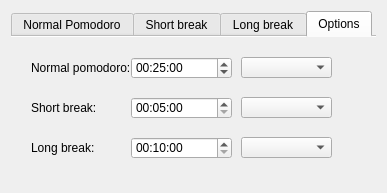
mare5x/pomodoro, file main_pomodoro.ui: the form before one commit.
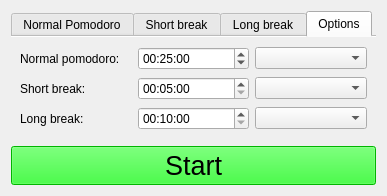
The form after the commit. The open tabs and pages were chosen to show the change.

Commit message: Changes to UI and decided to use QTime.

```diff
--- a/main_pomodoro.ui
+++ b/main_pomodoro.ui
@@ -10,14 +10,14 @@
     <x>0</x>
     <y>0</y>
     <width>350</width>
-    <height>193</height>
+    <height>174</height>
    </rect>
   </property>
   <property name="windowTitle">
    <string>Simple Pomodoro</string>
   </property>
-  <layout class="QGridLayout" name="gridLayout">
-   <item row="1" column="0">
+  <layout class="QVBoxLayout" name="verticalLayout">
+   <item>
     <widget class="QTabWidget" name="tabWidget">
      <property name="currentIndex">
       <number>0</number>
@@ -42,7 +42,7 @@
        <string>Normal Pomodoro</string>
       </attribute>
       <layout class="QGridLayout" name="gridLayout_2">
-       <item row="0" column="0">
+       <item row="0" column="0" rowspan="2">
         <widget class="QLabel" name="timerNormLabel">
          <property name="font">
           <font>
@@ -66,28 +66,6 @@
          </property>
         </widget>
        </item>
-       <item row="2" column="0">
-        <widget class="QPushButton" name="toggleNormButton">
-         <property name="font">
-          <font>
-           <pointsize>21</pointsize>
-           <weight>50</weight>
-           <bold>false</bold>
-           <kerning>true</kerning>
-          </font>
-         </property>
-         <property name="styleSheet">
-          <string notr="true">
-background-color: rgb(0, 255, 0);</string>
-         </property>
-         <property name="text">
-          <string>Start</string>
-         </property>
-         <property name="autoDefault">
-          <bool>false</bool>
-         </property>
-        </widget>
-       </item>
       </layout>
      </widget>
      <widget class="QWidget" name="shortPTab">
@@ -110,25 +88,6 @@
          </property>
         </widget>
        </item>
-       <item row="1" column="0">
-        <widget class="QPushButton" name="toggleShortButton">
-         <property name="font">
-          <font>
-           <pointsize>21</pointsize>
-          </font>
-         </property>
-         <property name="styleSheet">
-          <string notr="true">
-background-color: rgb(0, 255, 0);</string>
-         </property>
-         <property name="text">
-          <string>Start</string>
-         </property>
-         <property name="autoDefault">
-          <bool>false</bool>
-         </property>
-        </widget>
-       </item>
       </layout>
      </widget>
      <widget class="QWidget" name="longPTab">
@@ -151,155 +110,96 @@
          </property>
         </widget>
        </item>
-       <item row="1" column="0">
-        <widget class="QPushButton" name="toggleLongButton">
-         <property name="font">
-          <font>
-           <pointsize>21</pointsize>
-          </font>
-         </property>
-         <property name="styleSheet">
-          <string notr="true">
-background-color: rgb(0, 255, 0);</string>
-         </property>
-         <property name="text">
-          <string>Start</string>
-         </property>
-         <property name="autoDefault">
-          <bool>false</bool>
-         </property>
-        </widget>
-       </item>
       </layout>
      </widget>
      <widget class="QWidget" name="optionsTab">
       <attribute name="title">
        <string>Options</string>
       </attribute>
-      <widget class="QTimeEdit" name="normTimeEdit">
-       <property name="geometry">
-        <rect>
-         <x>120</x>
-         <y>20</y>
-         <width>101</width>
-         <height>22</height>
-        </rect>
-       </property>
+      <layout class="QGridLayout" name="gridLayout_5">
+       <item row="1" column="2">
+        <widget class="QComboBox" name="shortSoundBox"/>
+       </item>
+       <item row="1" column="1">
+        <widget class="QTimeEdit" name="shortTimeEdit">
        <property name="time">
         <time>
          <hour>0</hour>
-         <minute>25</minute>
+           <minute>5</minute>
          <second>0</second>
         </time>
        </property>
-       <property name="currentSection">
-        <enum>QDateTimeEdit::MinuteSection</enum>
-       </property>
-      </widget>
+        </widget>
+       </item>
+       <item row="0" column="0">
       <widget class="QLabel" name="label">
-       <property name="geometry">
-        <rect>
-         <x>20</x>
-         <y>20</y>
-         <width>131</width>
-         <height>21</height>
-        </rect>
-       </property>
        <property name="text">
         <string>Normal pomodoro: </string>
        </property>
       </widget>
+       </item>
+       <item row="2" column="1">
+        <widget class="QTimeEdit" name="longTimeEdit">
+         <property name="time">
+          <time>
+           <hour>0</hour>
+           <minute>10</minute>
+           <second>0</second>
+          </time>
+         </property>
+        </widget>
+       </item>
+       <item row="1" column="0">
       <widget class="QLabel" name="label_2">
-       <property name="geometry">
-        <rect>
-         <x>20</x>
-         <y>60</y>
-         <width>131</width>
-         <height>21</height>
-        </rect>
-       </property>
        <property name="text">
         <string>Short break:</string>
        </property>
       </widget>
-      <widget class="QTimeEdit" name="shortTimeEdit">
-       <property name="geometry">
-        <rect>
-         <x>120</x>
-         <y>60</y>
-         <width>101</width>
-         <height>22</height>
-        </rect>
-       </property>
+       </item>
+       <item row="0" column="1">
+        <widget class="QTimeEdit" name="normTimeEdit">
        <property name="time">
         <time>
          <hour>0</hour>
-         <minute>5</minute>
+           <minute>25</minute>
          <second>0</second>
         </time>
        </property>
-      </widget>
+         <property name="currentSection">
+          <enum>QDateTimeEdit::MinuteSection</enum>
+         </property>
+        </widget>
+       </item>
+       <item row="0" column="2">
+        <widget class="QComboBox" name="normSoundBox"/>
+       </item>
+       <item row="2" column="2">
+        <widget class="QComboBox" name="longSoundBox"/>
+       </item>
+       <item row="2" column="0">
       <widget class="QLabel" name="label_3">
-       <property name="geometry">
-        <rect>
-         <x>20</x>
-         <y>100</y>
-         <width>131</width>
-         <height>21</height>
-        </rect>
-       </property>
        <property name="text">
         <string>Long break:</string>
        </property>
       </widget>
-      <widget class="QTimeEdit" name="longTimeEdit">
-       <property name="geometry">
-        <rect>
-         <x>120</x>
-         <y>100</y>
-         <width>101</width>
-         <height>22</height>
-        </rect>
-       </property>
-       <property name="time">
-        <time>
-         <hour>0</hour>
-         <minute>10</minute>
-         <second>0</second>
-        </time>
-       </property>
-      </widget>
-      <widget class="QComboBox" name="normSoundBox">
-       <property name="geometry">
-        <rect>
-         <x>230</x>
-         <y>20</y>
-         <width>91</width>
-         <height>21</height>
-        </rect>
-       </property>
-      </widget>
-      <widget class="QComboBox" name="shortSoundBox">
-       <property name="geometry">
-        <rect>
-         <x>230</x>
-         <y>60</y>
-         <width>91</width>
-         <height>21</height>
-        </rect>
-       </property>
-      </widget>
-      <widget class="QComboBox" name="longSoundBox">
-       <property name="geometry">
-        <rect>
-         <x>230</x>
-         <y>100</y>
-         <width>91</width>
-         <height>21</height>
-        </rect>
-       </property>
-      </widget>
-     </widget>
+       </item>
+      </layout>
+     </widget>
+    </widget>
+   </item>
+   <item>
+    <widget class="QPushButton" name="timerButton">
+     <property name="font">
+      <font>
+       <pointsize>20</pointsize>
+      </font>
+     </property>
+     <property name="styleSheet">
+      <string notr="true">background-color: rgb(0, 255, 0);</string>
+     </property>
+     <property name="text">
+      <string>Start</string>
+     </property>
     </widget>
    </item>
   </layout>
```
Lines whose indentation alone changed are shown as unchanged. The commit also changes 3 other files.
